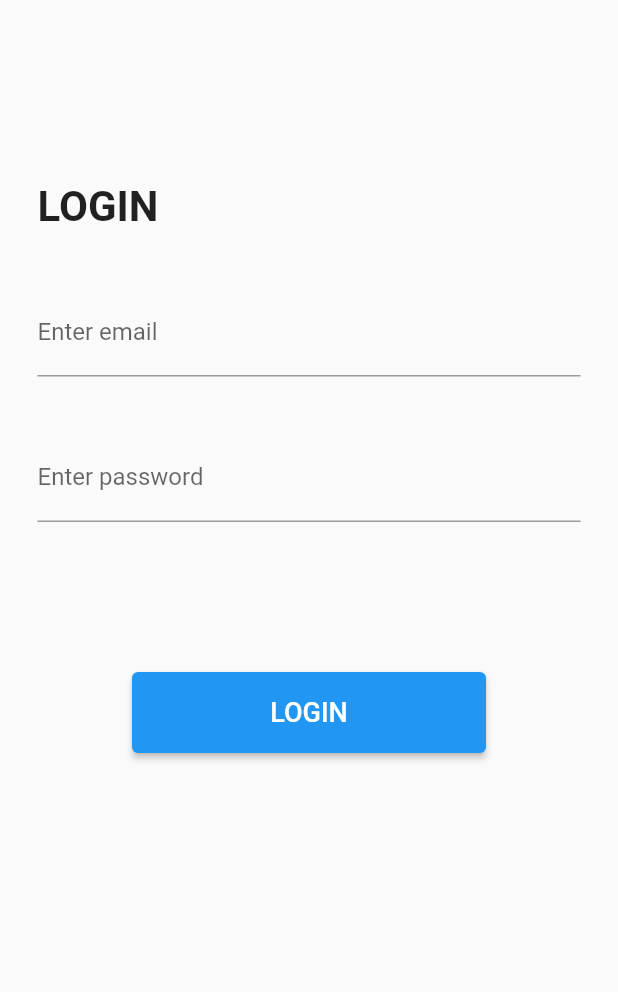
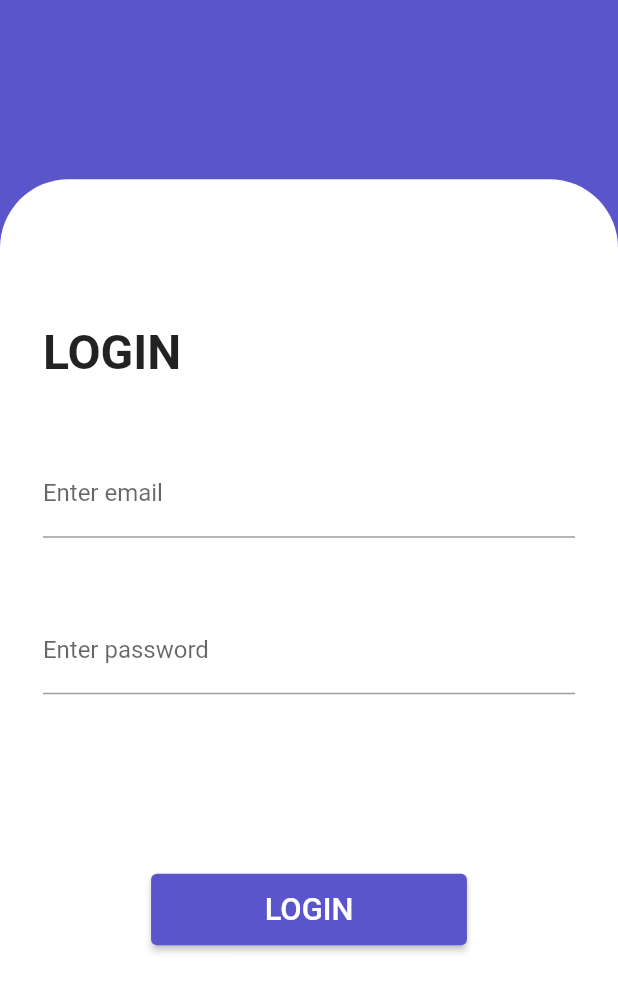
Before and after one commit to GeorgeAmany/Hire_My_Team, a Flutter app: the screen it shows after launch, on a phone screen of 412 x 824 dp. Shown: the top 992 px of the screen. Run offline on Flutter 3.47's test engine with Material 2 defaults, Android fonts, the phone set to English and light mode, and no system bars; our stand-ins replace animated_splash_screen, dio, flutter_bloc, flutter_screenutil; accounts and stored records are empty; network calls fail.

Commit message:
third commit

```diff
--- a/lib/screens/login/model.dart
+++ b/lib/screens/login/model.dart
@@ -2,19 +2,23 @@ class User {
   User({
     required this.email,
     required this.password,
+    required this.name,
   });
   late final String email;
   late final String password;
+  late final String name;
 
   User.fromJson(Map<String, dynamic> json){
     email = json['email'];
     password = json['password'];
+    name = json['name'];
   }
 
   Map<String, dynamic> toJson() {
     final _data = <String, dynamic>{};
     _data['email'] = email;
     _data['password'] = password;
+    _data['name'] = name;
     return _data;
   }
 }
--- a/lib/screens/login/view.dart
+++ b/lib/screens/login/view.dart
@@ -1,5 +1,6 @@
 import 'package:flutter/material.dart';
 import 'package:flutter_bloc/flutter_bloc.dart';
+import 'package:flutter_screenutil/flutter_screenutil.dart';
 import 'package:play_with_api/screens/home/view.dart';
 import 'package:play_with_api/screens/login/cubit.dart';
 import 'package:play_with_api/screens/login/states.dart';
@@ -14,47 +15,63 @@ class LoginScreen extends StatelessWidget {
       child: Builder(builder: (context) {
         final cubit = LoginCubit.getObject(context);
         cubit.login();
+
         return Scaffold(
-          body: SingleChildScrollView(
-            padding: const EdgeInsets.symmetric(horizontal: 25, vertical: 70),
+          backgroundColor: const Color(0xff5A55CA),
+          body: Padding(
+            padding: EdgeInsetsDirectional.only(top: 100.h),
+            child: Container(
+              width: 390.w,
+              height: double.infinity.h,
+              decoration: BoxDecoration(
+                color: Colors.white,
+                borderRadius: BorderRadiusDirectional.only(
+                  topEnd: Radius.circular(40.r),
+                  topStart: Radius.circular(40.r),
+                ),
+              ),
+              child: SingleChildScrollView(
+                padding: EdgeInsets.symmetric(horizontal: 25.w, vertical: 70.h),
                 child: Column(
                   crossAxisAlignment: CrossAxisAlignment.start,
                   children: [
-                const SizedBox(
-                  height: 51,
+                    SizedBox(
+                      height: 11.h,
                     ),
-                const Text(
+                    Text(
                       'LOGIN',
-                  style: TextStyle(fontWeight: FontWeight.bold, fontSize: 28),
+                      style: TextStyle(
+                          fontWeight: FontWeight.bold, fontSize: 28.sp),
                     ),
-                const SizedBox(height: 38),
+                    SizedBox(height: 38.h),
                     TextFormField(
                       decoration: const InputDecoration(
                         label: Text("Enter email"),
                       ),
                       controller: cubit.emailController,
                     ),
-                const SizedBox(height: 38),
+                    SizedBox(height: 38.h),
                     TextFormField(
                       decoration: const InputDecoration(
                         label: Text("Enter password"),
                       ),
                       controller: cubit.passwordController,
                     ),
-                const SizedBox(
-                  height: 100,
+                    SizedBox(
+                      height: 100.h,
                     ),
-                BlocBuilder<LoginCubit, LoginStates>(builder: (context, state) {
+                    BlocBuilder<LoginCubit, LoginStates>(
+                        builder: (context, state) {
                       if (state is LoginLoadingState) {
                         return const Center(child: CircularProgressIndicator());
                       }
                       return Padding(
                         padding:
-                        const EdgeInsetsDirectional.only(start: 63, end: 63),
+                            EdgeInsetsDirectional.only(start: 63.w, end: 63.w),
                         child: ElevatedButton(
                           onPressed: () {
                             cubit.login();
-                        if (state is LoginSuccessState ){
+                            if (state is LoginSuccessState) {
                               Navigator.push(
                                 context,
                                 MaterialPageRoute(
@@ -64,20 +81,27 @@ class LoginScreen extends StatelessWidget {
                               );
                             }
                           },
-                      style: ElevatedButton.styleFrom(
-                        fixedSize: const Size(294, 54),
+                          style: ButtonStyle(
+                            fixedSize: MaterialStatePropertyAll(
+                              Size(270.w, 40.h),
+                            ),
+                            backgroundColor: const MaterialStatePropertyAll(
+                              Color(0xff5A55CA),
+                            ),
                           ),
                           child: Text(
                             'Login'.toUpperCase(),
-                        style: const TextStyle(fontSize: 18),
+                            style: TextStyle(fontSize: 18.sp),
                           ),
                         ),
                       );
                     }),
-                const SizedBox(
-                  height: 120,
+                    SizedBox(
+                      height: 120.h,
                     ),
                   ],
+                ),
+              ),
             ),
           ),
         );
```
Also changed, not shown: lib/screens/home/view.dart (+38 -0 lines), lib/screens/login/components/my_input.dart (deleted, +0 -66 lines). Lines whose indentation alone changed are shown as unchanged.
